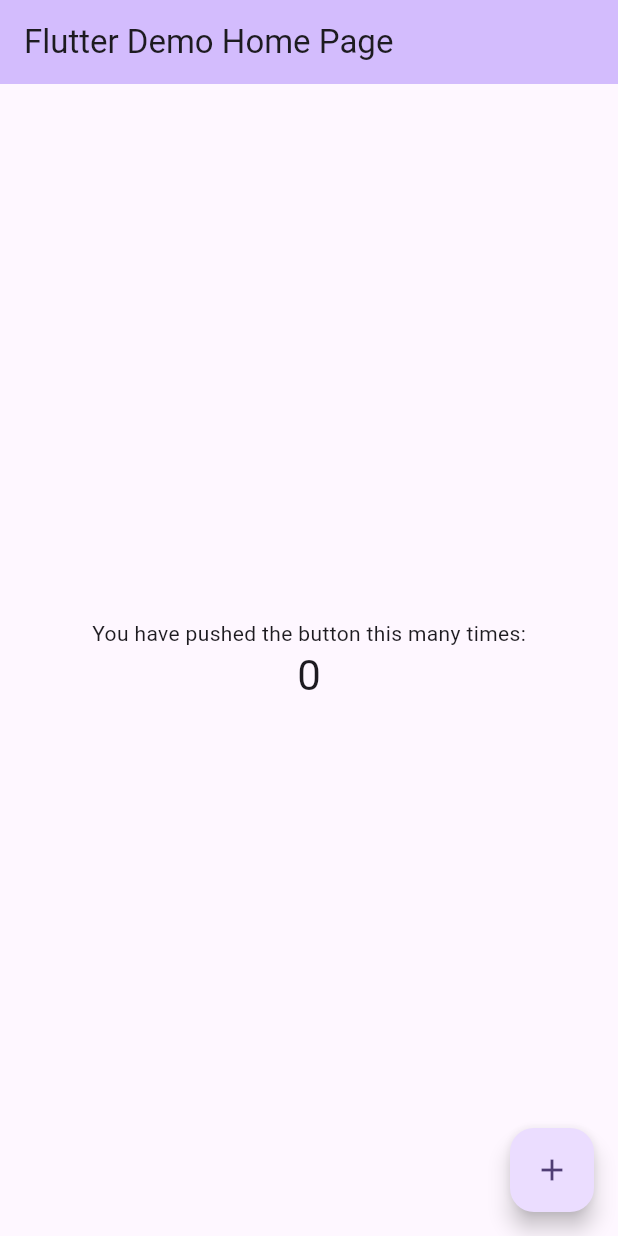
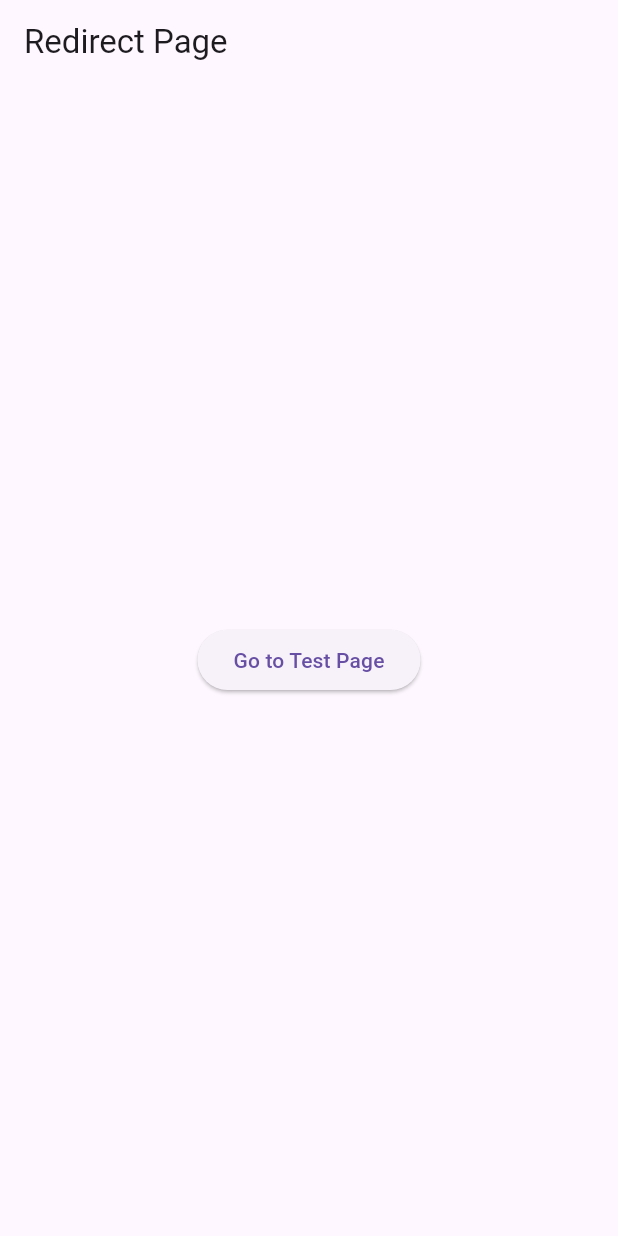
Before and after one commit to NHMkozhikode/nhm-pap-form, a Flutter app: the screen it shows after launch, on a phone screen of 412 x 824 dp. Run offline on Flutter 3.47's test engine with Material 3 defaults, Android fonts, the phone set to English and light mode, and no system bars; missing offline and left inert: list_picker.

Commit message:
making forms

```diff
--- a/lib/main.dart
+++ b/lib/main.dart
@@ -1,67 +1,41 @@
 import 'package:flutter/material.dart';
+import 'test.dart'; // Assuming test.dart is in the same directory
 
 void main() {
   runApp(const MyApp());
 }
 
 class MyApp extends StatelessWidget {
-  const MyApp({super.key});
+  const MyApp({Key? key}) : super(key: key);
+
   @override
   Widget build(BuildContext context) {
     return MaterialApp(
-      title: 'Flutter Demo',
-      theme: ThemeData(
-        colorScheme: ColorScheme.fromSeed(seedColor: Colors.deepPurple),
-        useMaterial3: true,
-      ),
-      home: const MyHomePage(title: 'Flutter Demo Home Page'),
+      title: 'Redirect App',
+      home: const RedirectPage(),
     );
   }
 }
 
-class MyHomePage extends StatefulWidget {
-  const MyHomePage({super.key, required this.title});
-  final String title;
-
-  @override
-  State<MyHomePage> createState() => _MyHomePageState();
-}
-
-class _MyHomePageState extends State<MyHomePage> {
-  int _counter = 0;
-
-  void _incrementCounter() {
-    setState(() {
-      _counter++;
-    });
-  }
+class RedirectPage extends StatelessWidget {
+  const RedirectPage({Key? key}) : super(key: key);
 
   @override
   Widget build(BuildContext context) {
     return Scaffold(
       appBar: AppBar(
-        backgroundColor: Theme.of(context).colorScheme.inversePrimary,
-        title: Text(widget.title),
+        title: const Text('Redirect Page'),
       ),
       body: Center(
-
-        child: Column(
-          mainAxisAlignment: MainAxisAlignment.center,
-          children: <Widget>[
-            const Text(
-              'You have pushed the button this many times:',
-            ),
-            Text(
-              '$_counter',
-              style: Theme.of(context).textTheme.headlineMedium,
-            ),
-          ],
+        child: ElevatedButton(
+          onPressed: () {
+            // Navigator.push(
+            //   context,
+            //   MaterialPageRoute(builder: (context) => TestPage()),
+            // );
+          },
+          child: const Text('Go to Test Page'),
         ),
-      ),
-      floatingActionButton: FloatingActionButton(
-        onPressed: _incrementCounter,
-        tooltip: 'Increment',
-        child: const Icon(Icons.add),
       ),
     );
   }
--- a/pubspec.yaml
+++ b/pubspec.yaml
@@ -35,6 +35,10 @@ dependencies:
   # The following adds the Cupertino Icons font to your application.
   # Use with the CupertinoIcons class for iOS style icons.
   cupertino_icons: ^1.0.6
+  selectable_list: ^0.1.1
+  http: ^1.2.1
+  list_picker: ^1.1.0
+  flutter_form_builder: ^9.2.1
 
 dev_dependencies:
   flutter_test:
```
Also changed, not shown: lib/test2.dart (added, +69 -0 lines), lib/test.dart (added), pubspec.lock, 1 other file.
